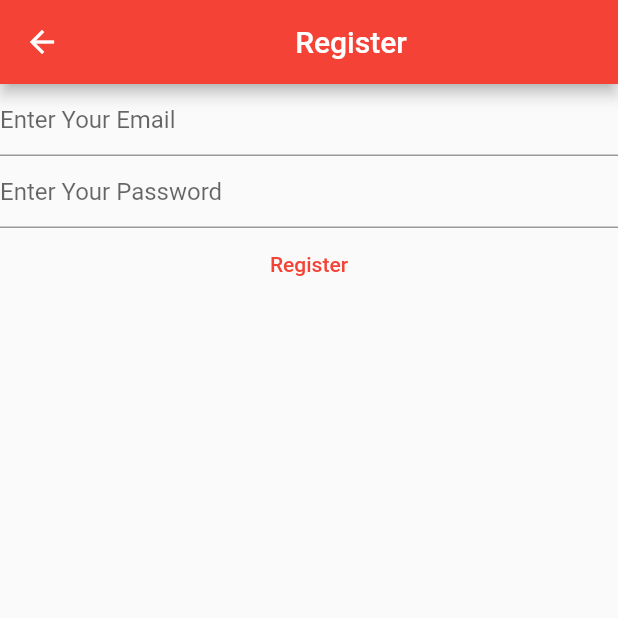
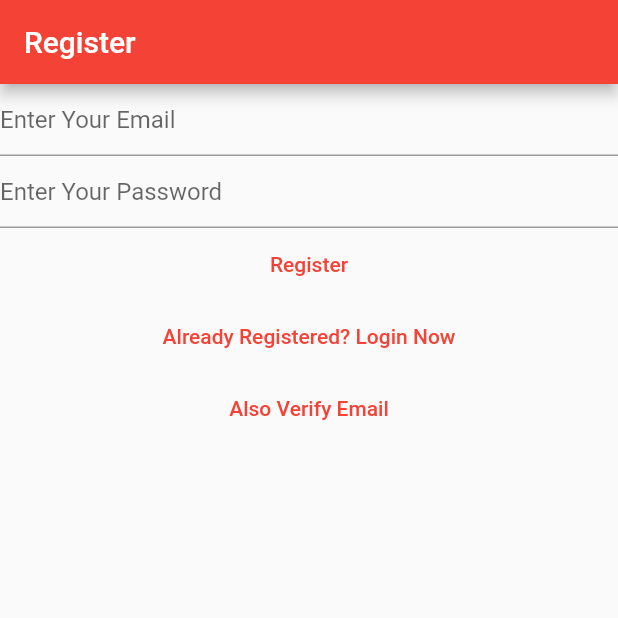
Before and after one commit to Hirdey-1999/Flutter-Projects, a Flutter app: the RegisterView screen opened directly, on a phone screen of 412 x 824 dp, the top half of it. Run offline on Flutter 3.47's test engine with Material 2 defaults, Android fonts, the phone set to English and light mode, and no system bars; our stand-ins replace firebase_auth, firebase_core; accounts and stored records are empty.

Commit message:
2nd commit

```diff
--- a/hirdey_mittal/lib/views/register_view.dart
+++ b/hirdey_mittal/lib/views/register_view.dart
@@ -1,7 +1,6 @@
 import 'package:firebase_auth/firebase_auth.dart';
 import 'package:firebase_core/firebase_core.dart';
 import 'package:flutter/material.dart';
-
 import '../firebase_options.dart';
 
 class RegisterView extends StatefulWidget {
@@ -29,16 +28,10 @@
 
   @override
   Widget build(BuildContext context) {
-    return Scaffold(
-      appBar: AppBar(title: Center(child: const Text('Register'))),
-      body: FutureBuilder(
-         future: Firebase.initializeApp(
-            options: DefaultFirebaseOptions.currentPlatform,
-            ),
-        builder: (context, snapshot) {
-          switch (snapshot.connectionState) {
-            case ConnectionState.done:
-             return Column(
+    return Center(
+      child: Scaffold(
+        appBar: AppBar(title: Text('Register'),),
+        body: Column(
                 children: [
                   TextField(
                   controller: _email,
@@ -72,14 +65,17 @@
                     }
                   }
 
-            },child: const Text('Register'),),
+                },child: const Text('Register'),
+                ),
+                TextButton(onPressed: (){
+                Navigator.of(context).pushNamedAndRemoveUntil('/login/', (route) => false);
+              }, child: const Text('Already Registered? Login Now')),
+                TextButton(onPressed: (){
+                Navigator.of(context).pushNamedAndRemoveUntil('/verifyemail/', (route) => false);
+              }, child: const Text('Also Verify Email'))
               ],
-        );
-        default:
-        return Text("Loading....");}
-
-        }
-      )
+            ),
+      ),
     );
   }
 }
--- /dev/null
+++ b/hirdey_mittal/lib/views/verify_email_view.dart
@@ -0,0 +1,21 @@
+import 'package:firebase_auth/firebase_auth.dart';
+import 'package:flutter/material.dart';
+
+class verifyEmailView extends StatelessWidget {
+  const verifyEmailView({ Key? key }) : super(key: key);
+
+  @override
+  Widget build(BuildContext context) {
+    return Scaffold(
+      appBar: AppBar(title: Text('Verify your Email'),),
+      body: Column(children: [
+          const Text('Please Verify Your Email'),
+          TextButton(onPressed: () async {
+            final user = FirebaseAuth.instance.currentUser;
+            await user?.sendEmailVerification();
+          }, child: const Text('Send Email Verification'))
+        ],),
+    );
+
+  }
+}
```
Also changed, not shown: hirdey_mittal/lib/main.dart (+17 -16 lines), hirdey_mittal/lib/views/login_view.dart (+9 -17 lines). Lines whose indentation alone changed are shown as unchanged.
